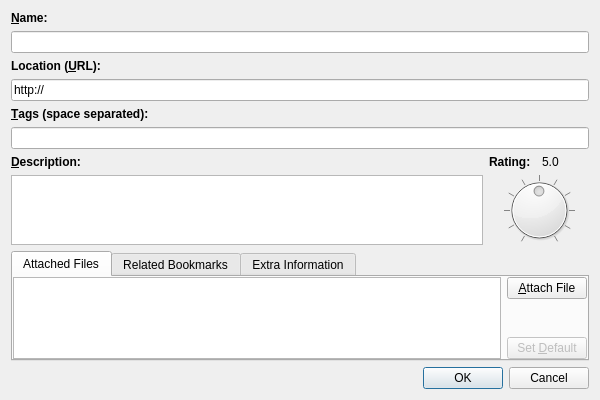
Qt form Bookmarks/BookmarkEditDialog.ui (hossein/BookmarkManager) before a commit.
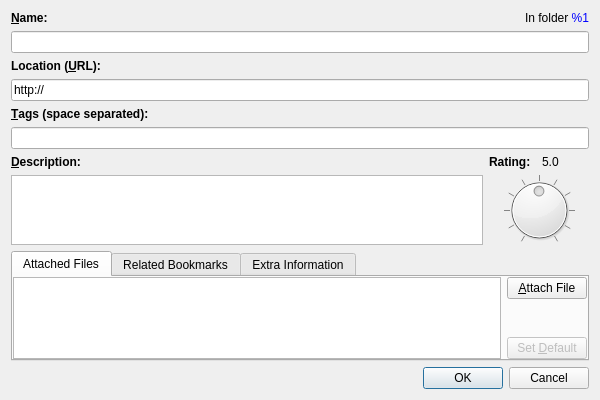
The same form after that commit. Custom widgets are drawn as their Qt base class.

Commit message: Show bookmark's folder name in Bookmark Edit and View dialogs

```diff
--- a/Bookmarks/BookmarkEditDialog.ui
+++ b/Bookmarks/BookmarkEditDialog.ui
@@ -15,6 +15,8 @@
   </property>
   <layout class="QVBoxLayout" name="verticalLayout" stretch="0,0,0,0,0,0,1,0,0">
    <item>
+    <layout class="QHBoxLayout" name="horizontalLayout_7" stretch="0,1">
+     <item>
     <widget class="QLabel" name="lblName">
      <property name="styleSheet">
       <string notr="true">QLabel { font-weight: bold; }</string>
@@ -26,6 +28,18 @@
       <cstring>leName</cstring>
      </property>
     </widget>
+     </item>
+     <item>
+      <widget class="QLabel" name="lblFolderLocation">
+       <property name="text">
+        <string>In folder &lt;span style=&quot;color:blue;&quot;&gt;%1&lt;/span&gt;</string>
+       </property>
+       <property name="alignment">
+        <set>Qt::AlignRight|Qt::AlignTrailing|Qt::AlignVCenter</set>
+       </property>
+      </widget>
+     </item>
+    </layout>
    </item>
    <item>
     <widget class="QLineEdit" name="leName"/>
```
Lines whose indentation alone changed are shown as unchanged. The commit also changes 6 other files.
